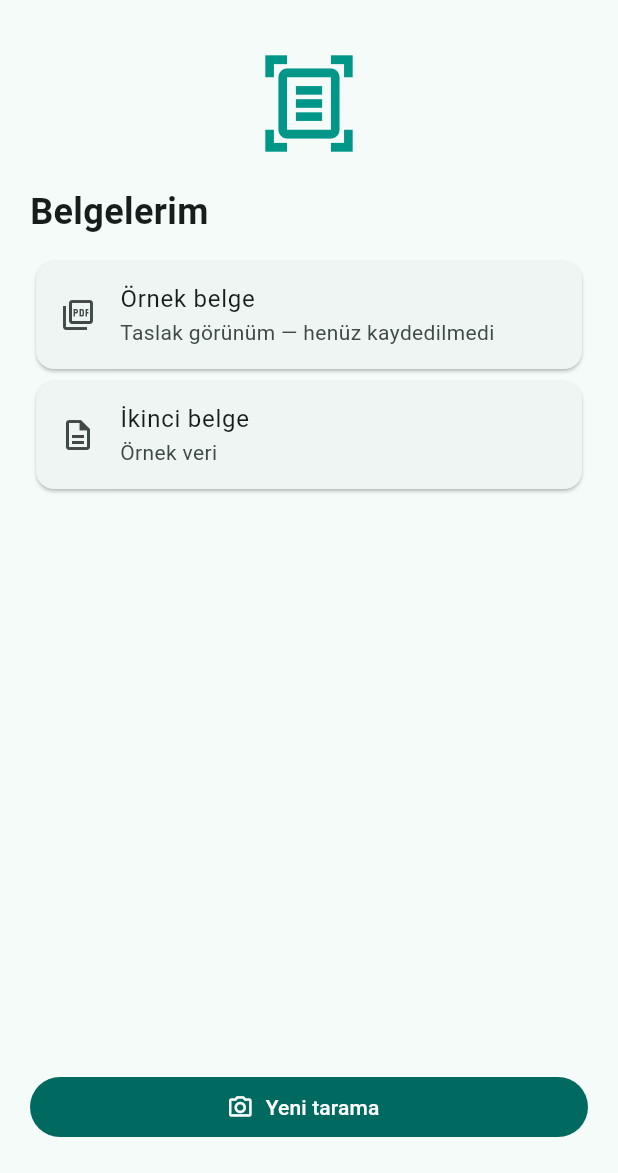
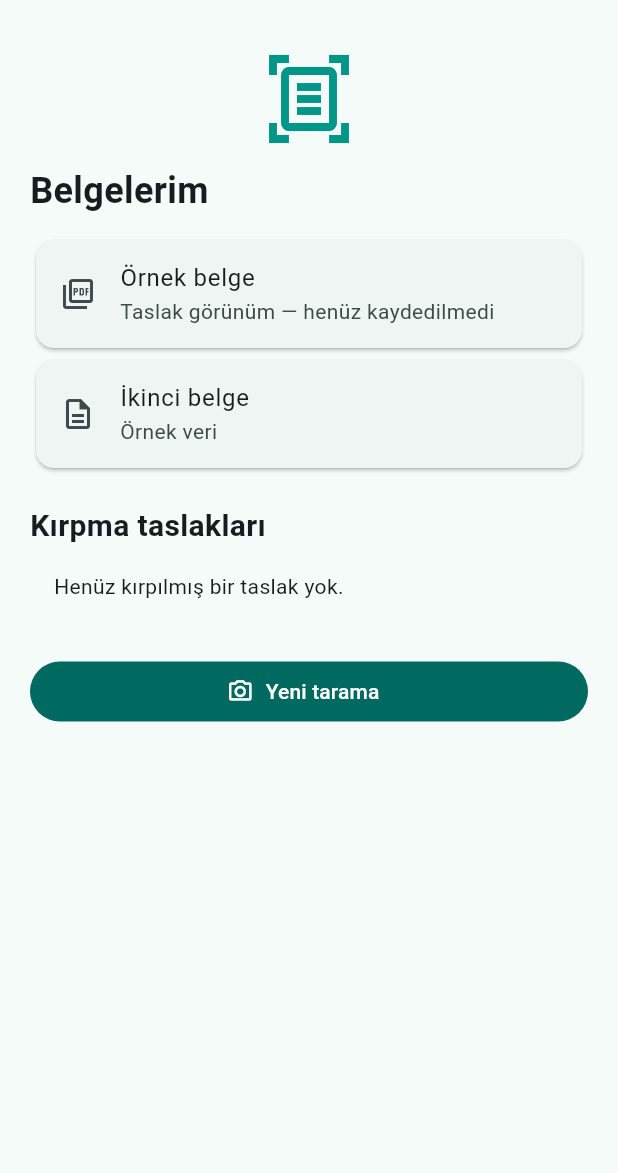
Before and after one commit to rjhtctn/scan_app-mobile-programming-project, a Flutter app: the screen it shows after launch, on a phone screen of 412 x 824 dp, the part 63-1236 px from its top. Run offline on Flutter 3.47's test engine with Material 3 defaults, Android fonts, the phone set to English and light mode, and no system bars; our stand-ins replace camera; project files that could hold a hidden picture were left out.

Commit message:
feat(storage): kırpılmış görüntü taslaklarını yerel olarak sakla ve listele

```diff
--- /dev/null
+++ b/src/lib/data/draft_store.dart
@@ -0,0 +1,29 @@
+import 'dart:io';
+import 'dart:typed_data';
+import 'package:path/path.dart' as p;
+import 'package:path_provider/path_provider.dart';
+
+class DraftStore {
+  DraftStore._();
+
+  static Future<Directory> _folder() async {
+    final root = await getApplicationDocumentsDirectory();
+    final folder = Directory(p.join(root.path, 'scan_drafts'));
+    await folder.create(recursive: true);
+    return folder;
+  }
+
+  static Future<String> saveCrop(Uint8List png) async {
+    final folder = await _folder();
+    final file = File(p.join(folder.path, 'crop_${DateTime.now().microsecondsSinceEpoch}.png'));
+    await file.writeAsBytes(png, flush: true);
+    return file.path;
+  }
+
+  static Future<List<File>> listCrops() async {
+    final folder = await _folder();
+    final files = await folder.list().where((f) => f is File && f.path.endsWith('.png')).cast<File>().toList();
+    files.sort((a, b) => b.path.compareTo(a.path));
+    return files;
+  }
+}
--- a/src/lib/ui/crop_screen.dart
+++ b/src/lib/ui/crop_screen.dart
@@ -2,7 +2,7 @@ import 'dart:io';
 import 'dart:ui' as ui;
 import 'package:flutter/material.dart';
 import '../scan/manual_crop.dart';
-import '../data/temp_store.dart';
+import '../data/draft_store.dart';
 import 'crop_result_screen.dart';
 
 class CropScreen extends StatefulWidget {
@@ -60,7 +60,7 @@ class _CropScreenState extends State<CropScreen> {
     setState(() => _processing = true);
     try {
       final cropped = await ManualCrop.apply(widget.imagePath, _corners);
-      final destination = await TempStore.savePreview(cropped);
+      final destination = await DraftStore.saveCrop(cropped);
       if (!mounted) return;
       await Navigator.of(context).pushReplacement(
         MaterialPageRoute(builder: (_) => CropResultScreen(imagePath: destination)),
--- a/src/lib/ui/home_screen.dart
+++ b/src/lib/ui/home_screen.dart
@@ -1,35 +1,76 @@
+import 'dart:io';
 import 'package:flutter/material.dart';
+import '../data/draft_store.dart';
 import 'camera_screen.dart';
+import 'crop_result_screen.dart';
 import 'widgets/sample_document_cards.dart';
 
-class HomeScreen extends StatelessWidget {
+class HomeScreen extends StatefulWidget {
   const HomeScreen({super.key});
+
+  @override
+  State<HomeScreen> createState() => _HomeScreenState();
+}
+
+class _HomeScreenState extends State<HomeScreen> {
+  List<File> _drafts = [];
+  bool _loading = true;
+
+  @override
+  void initState() {
+    super.initState();
+    _loadDrafts();
+  }
+
+  Future<void> _loadDrafts() async {
+    try {
+      final drafts = await DraftStore.listCrops();
+      if (mounted) setState(() { _drafts = drafts; _loading = false; });
+    } catch (e) {
+      if (mounted) {
+        setState(() => _loading = false);
+        ScaffoldMessenger.of(context).showSnackBar(SnackBar(content: Text('Taslaklar yüklenemedi: $e')));
+      }
+    }
+  }
+
+  Future<void> _openCamera() async {
+    await Navigator.of(context).push(MaterialPageRoute(builder: (_) => const CameraScreen()));
+    if (mounted) await _loadDrafts();
+  }
 
   @override
   Widget build(BuildContext context) {
     return Scaffold(
       appBar: AppBar(title: const Text('Akıllı Belge Tarayıcı')),
-      body: Padding(
-        padding: const EdgeInsets.all(20),
-        child: Column(
-          crossAxisAlignment: CrossAxisAlignment.stretch,
-          children: [
-            const Icon(Icons.document_scanner_outlined, size: 70, color: Colors.teal),
-            const SizedBox(height: 20),
+      body: ListView(padding: const EdgeInsets.all(20), children: [
+        const Icon(Icons.document_scanner_outlined, size: 64, color: Colors.teal),
+        const SizedBox(height: 12),
         const Text('Belgelerim', style: TextStyle(fontSize: 24, fontWeight: FontWeight.bold)),
         const SizedBox(height: 12),
         const SampleDocumentCards(),
-            const Spacer(),
+        const SizedBox(height: 20),
+        const Text('Kırpma taslakları', style: TextStyle(fontSize: 20, fontWeight: FontWeight.w600)),
+        if (_loading) const Center(child: CircularProgressIndicator()),
+        if (!_loading && _drafts.isEmpty)
+          const Padding(padding: EdgeInsets.all(16), child: Text('Henüz kırpılmış bir taslak yok.')),
+        for (final draft in _drafts)
+          Card(child: ListTile(
+            leading: Image.file(draft, width: 52, height: 52, fit: BoxFit.cover),
+            title: const Text('Kırpılmış belge'),
+            subtitle: const Text('Cihazda saklanan PNG taslağı'),
+            trailing: const Icon(Icons.chevron_right),
+            onTap: () => Navigator.of(context).push(MaterialPageRoute(
+              builder: (_) => CropResultScreen(imagePath: draft.path),
+            )),
+          )),
+        const SizedBox(height: 20),
         FilledButton.icon(
-              onPressed: () => Navigator.of(context).push(
-                MaterialPageRoute(builder: (_) => const CameraScreen()),
-              ),
+          onPressed: _openCamera,
           icon: const Icon(Icons.camera_alt_outlined),
           label: const Text('Yeni tarama'),
         ),
-          ],
-        ),
-      ),
+      ]),
     );
   }
 }
```
Also changed, not shown: src/lib/data/temp_store.dart (+0 -10 lines). Lines whose indentation alone changed are shown as unchanged.
